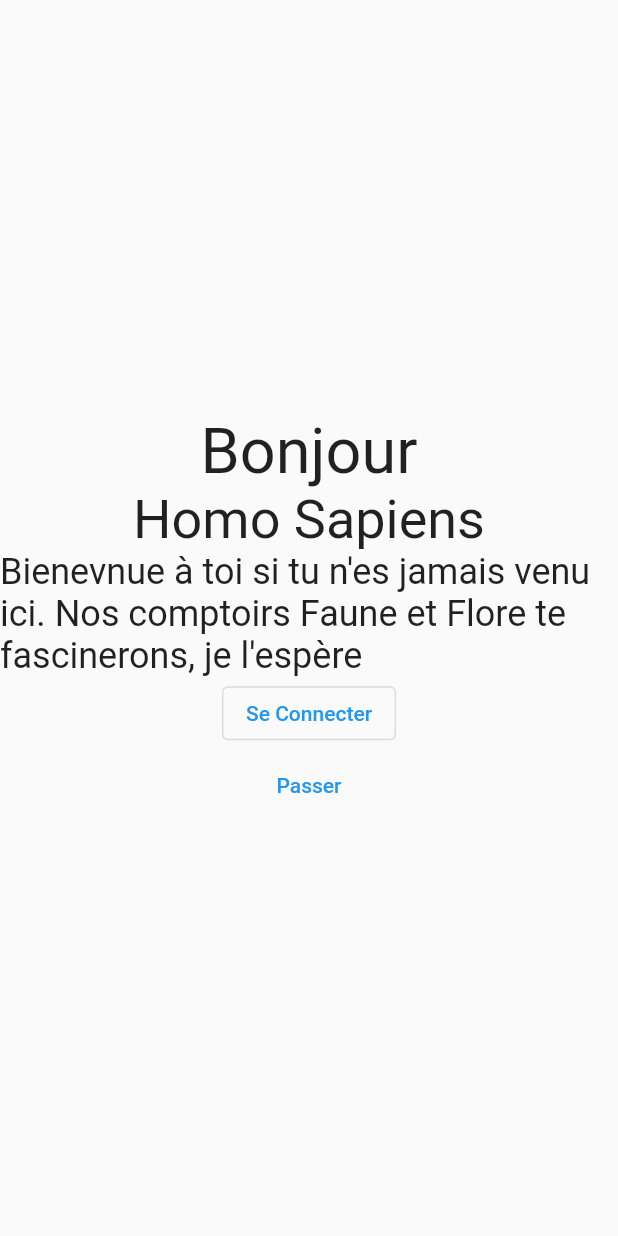
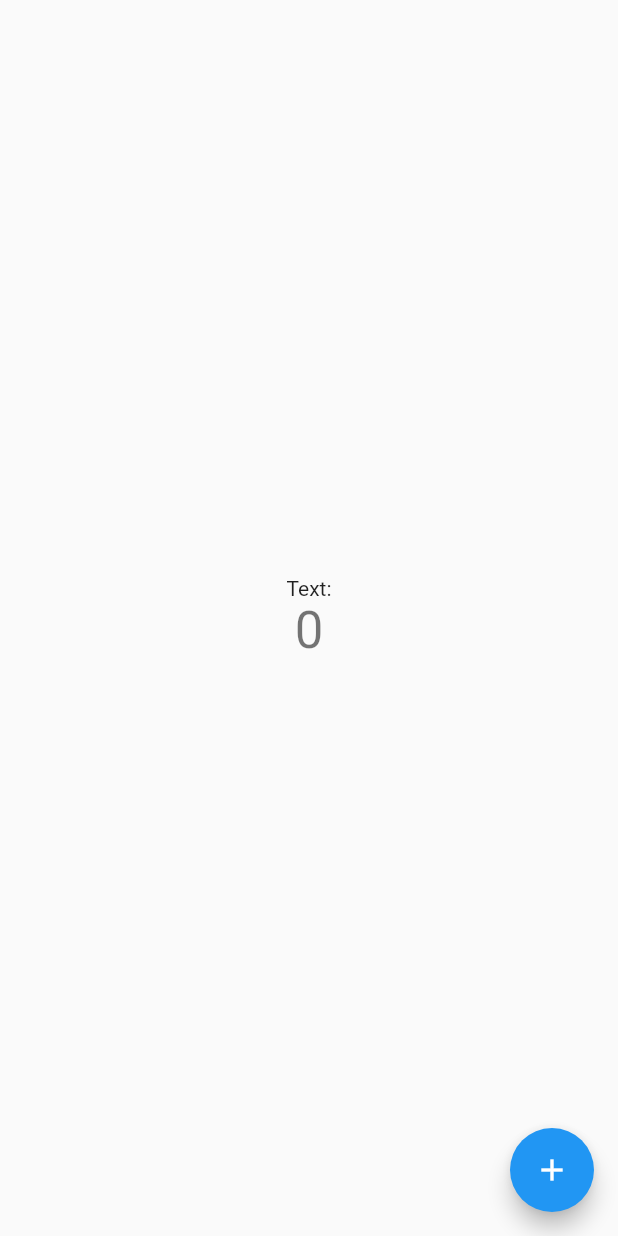
Before and after one commit to cehinger/naturalis, a Flutter app: the screen it shows after launch, after a tap on "Passer", on a phone screen of 412 x 824 dp. Run offline on Flutter 3.47's test engine with Material 2 defaults, Android fonts, the phone set to English and light mode, and no system bars.

Commit message:
first navigation

```diff
--- a/lib/landing.dart
+++ b/lib/landing.dart
@@ -24,13 +24,13 @@ class MyApp extends StatelessWidget {
         // is not restarted.
         primarySwatch: Colors.blue,
       ),
-      home: const MyHomePage(title: 'Flutter Demo Home Page'),
+      home: const MyLandingPage(title: 'Flutter Demo Home Page'),
     );
   }
 }
 
-class MyHomePage extends StatefulWidget {
-  const MyHomePage({super.key, required this.title});
+class MyLandingPage extends StatefulWidget {
+  const MyLandingPage({super.key, required this.title});
 
   // This widget is the home page of your application. It is stateful, meaning
   // that it has a State object (defined below) that contains fields that affect
@@ -44,10 +44,10 @@ class MyHomePage extends StatefulWidget {
   final String title;
 
   @override
-  State<MyHomePage> createState() => _MyHomePageState();
+  State<MyLandingPage> createState() => _MyLandingPageState();
 }
 
-class _MyHomePageState extends State<MyHomePage> {
+class _MyLandingPageState extends State<MyLandingPage> {
   int _counter = 0;
 
   void _incrementCounter() {
--- a/lib/main.dart
+++ b/lib/main.dart
@@ -1,4 +1,6 @@
 import 'package:flutter/material.dart';
+
+import 'landing.dart';
 
 void main() {
   runApp(const MyApp());
@@ -122,7 +124,11 @@ class _MyHomePageState extends State<MyHomePage> {
                 ),
                 TextButton (
                 child: Text("Passer"),
-                onPressed: () {},
+                onPressed: () {
+                  Navigator.pushReplacement(context, MaterialPageRoute(builder: (BuildContext context){
+                    return const MyLandingPage(title: 'home');
+                  }));
+                },
                 ),
               ]
             ),
```
